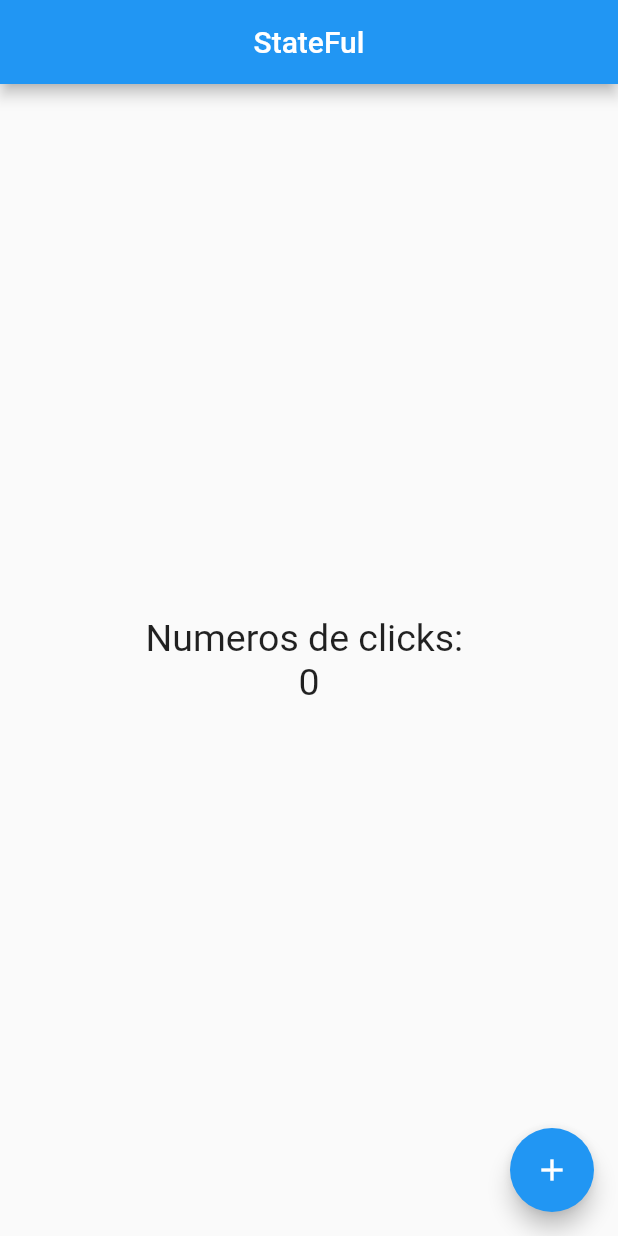
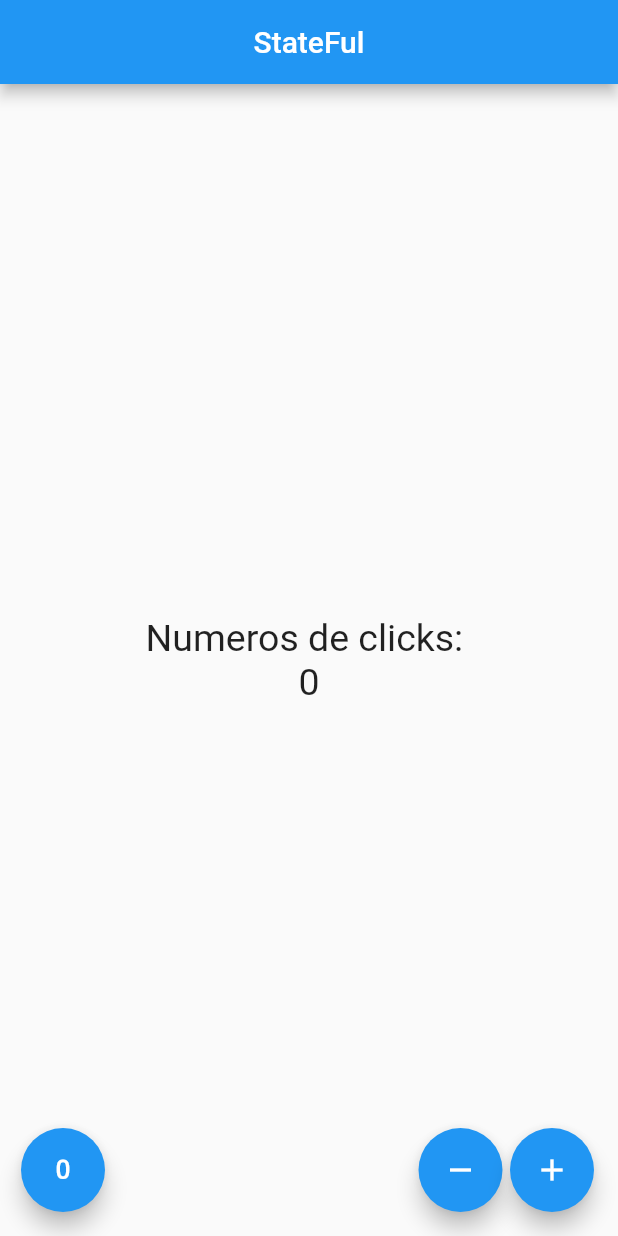
Before and after one commit to SamuCN/primera_aplicacion, a Flutter app: the screen it shows after launch, on a phone screen of 412 x 824 dp. Run offline on Flutter 3.47's test engine with Material 2 defaults, Android fonts, the phone set to English and light mode, and no system bars.

```diff
--- a/lib/src/pages/contador_page.dart
+++ b/lib/src/pages/contador_page.dart
@@ -28,15 +28,39 @@ class _ContadorPageState extends State<ContadorPage> {
         ),
       ),
       //floatingActionButtonLocation: FloatingActionButtonLocation.centerFloat,
-      floatingActionButton: FloatingActionButton(
-        child: Icon(Icons.add),
-        onPressed: () {
-          _contador++;
-          setState(() {
+      floatingActionButton: _crearBotones(),
+        );
+  }
+  Widget _crearBotones(){
+    return Row(
+      mainAxisAlignment: MainAxisAlignment.end,
+      children: <Widget>[
+        SizedBox(width: 30),
+        FloatingActionButton(child: Icon(Icons.exposure_zero), onPressed: _reset),
+        Expanded(child: SizedBox (width: 5.0)),
+        FloatingActionButton(child: Icon(Icons.remove), onPressed: _restar),
+        SizedBox(width: 5.0),
+        FloatingActionButton(child: Icon(Icons.add), onPressed: _sumar),
+      ],
+    );
 
-          });
-        },
-        ),
-    );
+  }
+
+  void _sumar(){
+    setState(() {
+      _contador++;
+    });
+  }
+
+  void _restar(){
+    setState(() {
+      _contador--;
+    });
+  }
+
+  void _reset(){
+    setState(() {
+      _contador=0;
+    });
   }
 }
```
